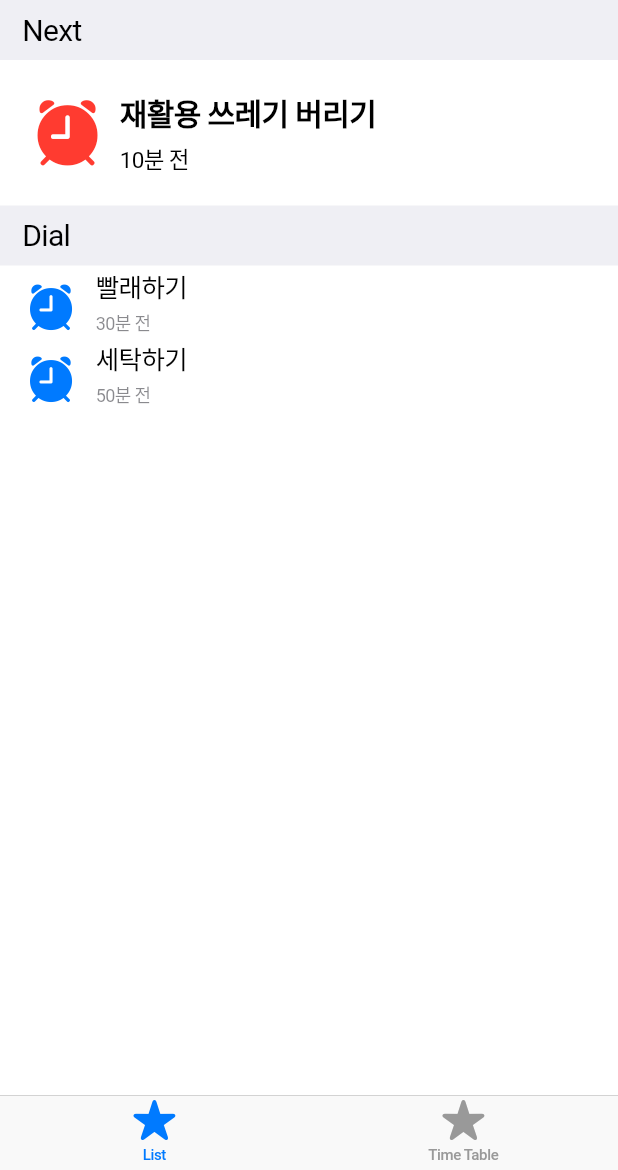
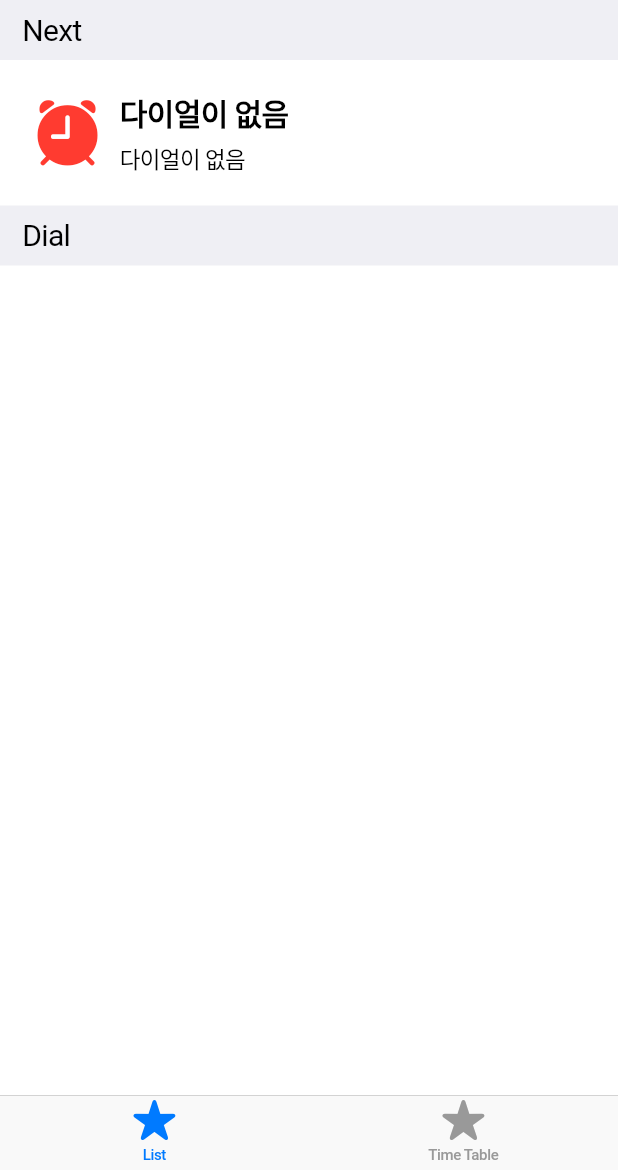
Before and after one commit to ProjectFRIDAY/Plan-Dial-Renewal, a Flutter app: the screen it shows after launch, on a phone screen of 412 x 824 dp, the part 66-1236 px from its top. Run offline on Flutter 3.47's test engine with Material 2 defaults, Android fonts, the phone set to English and light mode, and no system bars; our stand-ins replace sqflite, syncfusion_flutter_calendar; missing offline and left inert: cupertino_list_tile; accounts and stored records are empty.

Commit message:
feat : UI 동적 변경 가능하도록 수정
UI와 DialManager를 연결시켜 동적 변경이 가능하도록 함.
메인 페이지의 기능들은 Observer 패턴으로 DialManager와 연동하여 수정이 즉각 반영되도록 함.

```diff
--- a/lib/screens/main.dart
+++ b/lib/screens/main.dart
@@ -1,5 +1,6 @@
-import 'package:cupertino_list_tile/cupertino_list_tile.dart';
 import 'package:flutter/cupertino.dart';
+import 'package:plan_dial_renewal/models/dial.dart';
+import 'package:plan_dial_renewal/models/dial_manager.dart';
 import 'package:plan_dial_renewal/screens/time_table.dart';
 
 void main() {
@@ -60,37 +61,54 @@ class BottomNavigation extends StatelessWidget {
   }
 }
 
-class MyHomePage extends StatelessWidget {
+class MyHomePage extends StatefulWidget {
   const MyHomePage({Key? key}) : super(key: key);
 
   @override
+  _MyHomePageState createState() => _MyHomePageState();
+}
+
+class _MyHomePageState extends State<MyHomePage> implements Observer {
+  _MyHomePageState() {
+    DialManager().addObserver(this);
+  }
+
+  @override
   Widget build(BuildContext context) {
+    var urgentDial = DialManager().getUrgentDial();
+
     return CupertinoPageScaffold(
       child: SafeArea(
         child: Column(
           children: [
             const ListIndexWidget("Next"),
-            const MainTile(
-              title: '재활용 쓰레기 버리기',
-              subtitle: '10분 전',
-              icon: Icon(
+            MainTile(
+              title: urgentDial != null ? urgentDial.name : "다이얼이 없음",
+              subtitle: urgentDial != null
+                  ? Dial.secondsToString(urgentDial.getLeftTimeInSeconds())
+                  : "다이얼이 없음",
+              icon: const Icon(
                 CupertinoIcons.alarm_fill,
                 color: CupertinoColors.systemRed,
                 size: 50,
               ),
             ),
             const ListIndexWidget("Dial"),
-            Expanded(child: ListViewWidget(CupertinoColors.systemBlue)),
+            Expanded(child: ListViewWidget(CupertinoColors.systemBlue))
           ],
           crossAxisAlignment: CrossAxisAlignment.stretch,
         ),
       ),
     );
   }
+
+  @override
+  void onChanged() {
+    setState(() {});
+  }
 }
 
-// 추후 동적 생성으로 변경 필요
-class ListViewWidget extends StatelessWidget {
+class ListViewWidget extends StatefulWidget {
   late final Icon icon;
 
   ListViewWidget(Color color, {Key? key}) : super(key: key) {
@@ -102,25 +120,27 @@ class ListViewWidget extends StatelessWidget {
   }
 
   @override
+  _ListViewState createState() => _ListViewState();
+}
+
+class _ListViewState extends State<ListViewWidget> implements Observer {
+  @override
   Widget build(BuildContext context) {
+    var dials = DialManager().getAllDials();
+    dials.sort(
+        (a, b) => a.getLeftTimeInSeconds().compareTo(b.getLeftTimeInSeconds()));
+    if (dials.isNotEmpty) dials.removeAt(0);
+
     return ListView(
-      children: [
-        CupertinoListTile(
-          //leading. 타일 앞에 표시되는 위젯. 참고로 타일 뒤에는 trailing 위젯으로 사용 가능
-          leading: icon,
-          title: const Text('빨래하기'),
-          subtitle: const Text('30분 전'),
-          border: const Border(),
-        ),
-        CupertinoListTile(
-          //leading. 타일 앞에 표시되는 위젯. 참고로 타일 뒤에는 trailing 위젯으로 사용 가능
-          leading: icon,
-          title: const Text('세탁하기'),
-          subtitle: const Text('50분 전'),
-          border: const Border(),
-        ),
-      ],
+      children: List.generate(dials.length, (i) {
+        return dials[i].toListTile(widget.icon);
+      }),
     );
+  }
+
+  @override
+  void onChanged() {
+    setState(() {});
   }
 }
 
```
Also changed, not shown: lib/screens/Check_List.dart (+13 -5 lines).
